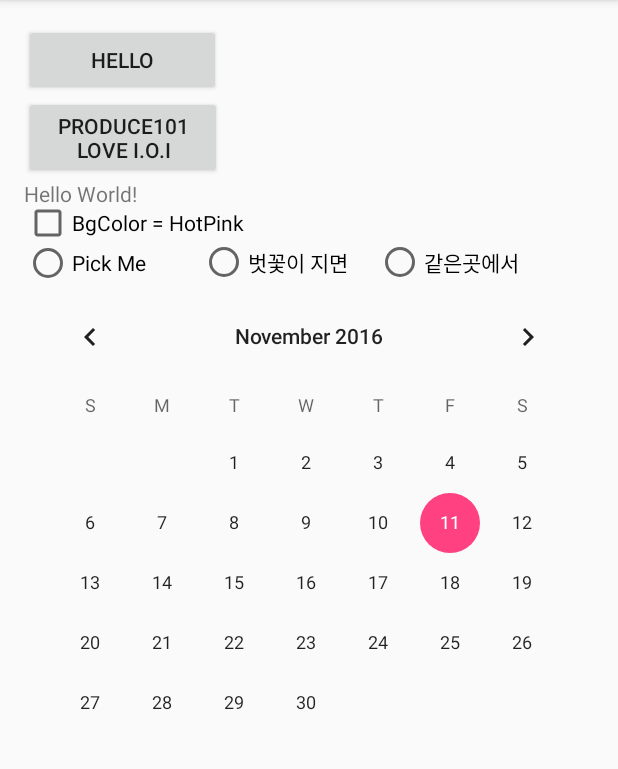
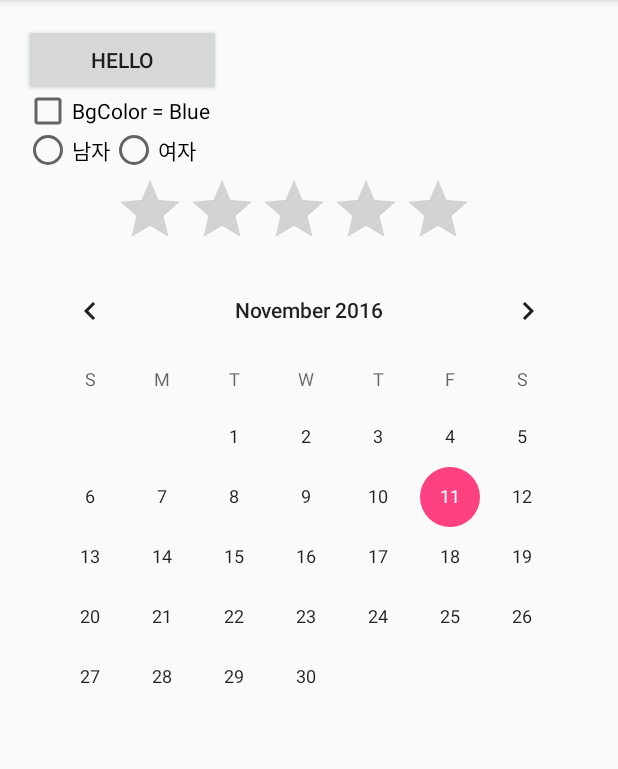
Before and after one commit to j1344085/android_161111, an Android app: the screen it shows after launch (MainActivity), on a phone screen of 412 x 824 dp, the part 84-853 px from its top. Run offline under Robolectric (Android 15) with nearby library versions, the phone set to English and light mode, and no system bars.

Commit message:
레이팅바 이전까지 완료 커밋

```diff
--- a/app/src/main/java/sampleandroid/a201344085/MainActivity.java
+++ b/app/src/main/java/sampleandroid/a201344085/MainActivity.java
@@ -1,13 +1,49 @@
 package sampleandroid.a201344085;
 
+import android.graphics.Color;
 import android.support.v7.app.AppCompatActivity;
 import android.os.Bundle;
+import android.view.View;
+import android.widget.Button;
+import android.widget.CheckBox;
+import android.widget.LinearLayout;
+import android.widget.Toast;
 
 public class MainActivity extends AppCompatActivity {
 
+    Button btn1;
+    CheckBox ck1;
+    int count1 = 0;
+    LinearLayout MyLayout1;
     @Override
     protected void onCreate(Bundle savedInstanceState) {
         super.onCreate(savedInstanceState);
         setContentView(R.layout.activity_main);
+
+        btn1 = (Button)findViewById(R.id.button);
+        ck1 = (CheckBox)findViewById(R.id.checkBox);
+        MyLayout1 = (LinearLayout)findViewById(R.id.activity_main);
+
+        btn1.setOnClickListener(new View.OnClickListener() {
+            @Override
+            public void onClick(View v) {
+                Toast.makeText(getApplicationContext(), "Hello World",Toast.LENGTH_SHORT).show();
+            }
+        });
+
+        ck1.setOnClickListener(new View.OnClickListener() {
+            @Override
+            public void onClick(View v) {
+                String str = "";
+                if(ck1.isChecked()){
+                    str += ck1.getText() + " ";
+                    MyLayout1.setBackgroundColor(Color.rgb(0,0,255));
+                }
+                else MyLayout1.setBackgroundColor(Color.WHITE);
+
+                if(str.equals("")) Toast.makeText(getApplicationContext(), "선택이 해제되었습니다",Toast.LENGTH_SHORT).show();
+                else Toast.makeText(getApplicationContext(), str+"를 선택하였습니다",Toast.LENGTH_SHORT).show();
+            }
+        });
     }
 }
--- a/app/src/main/res/layout/activity_main.xml
+++ b/app/src/main/res/layout/activity_main.xml
@@ -19,21 +19,9 @@
         android:layout_height="wrap_content"
         android:id="@+id/button" />
 
-    <Button
-        android:orientation="horizontal"
-        android:text="Produce101 Love I.O.I"
-        android:layout_width="132dp"
-        android:layout_height="wrap_content"
-        android:id="@+id/button2" />
-
-
-    <TextView
-        android:layout_width="wrap_content"
-        android:layout_height="wrap_content"
-        android:text="Hello World!" />
 
     <CheckBox
-        android:text="BgColor = HotPink"
+        android:text="BgColor = Blue"
         android:layout_width="189dp"
         android:layout_height="20dp"
         android:id="@+id/checkBox" />
@@ -41,29 +29,32 @@
     <RadioGroup
         android:orientation="horizontal"
         android:layout_width="351dp"
-        android:layout_height="wrap_content" >
+        android:layout_height="wrap_content"
+        android:weightSum="1">
 
         <RadioButton
-            android:text="Pick Me"
-            android:layout_width="match_parent"
+            android:text="남자"
+            android:layout_width="wrap_content"
             android:layout_height="wrap_content"
-            android:id="@+id/radioButton"
-            android:layout_weight="1" />
+            android:id="@+id/radioButton" />
 
         <RadioButton
-            android:text="벗꽃이 지면"
-            android:layout_width="match_parent"
+            android:text="여자"
+            android:layout_width="88dp"
             android:layout_height="wrap_content"
             android:id="@+id/radioButton2"
-            android:layout_weight="1" />
+            android:layout_weight="0.17" />
 
-        <RadioButton
-            android:text="같은곳에서"
-            android:layout_width="match_parent"
-            android:layout_height="wrap_content"
-            android:id="@+id/radioButton3"
-            android:layout_weight="1" />
     </RadioGroup>
+
+    <RatingBar
+        android:layout_width="303dp"
+        android:layout_height="wrap_content"
+        android:id="@+id/ratingBar"
+        android:numStars="5"
+        android:rating="0"
+        android:paddingLeft="60dp"
+        android:isIndicator="false" />
 
     <CalendarView
         android:layout_width="match_parent"
```
Also changed, not shown: 1 other file.
